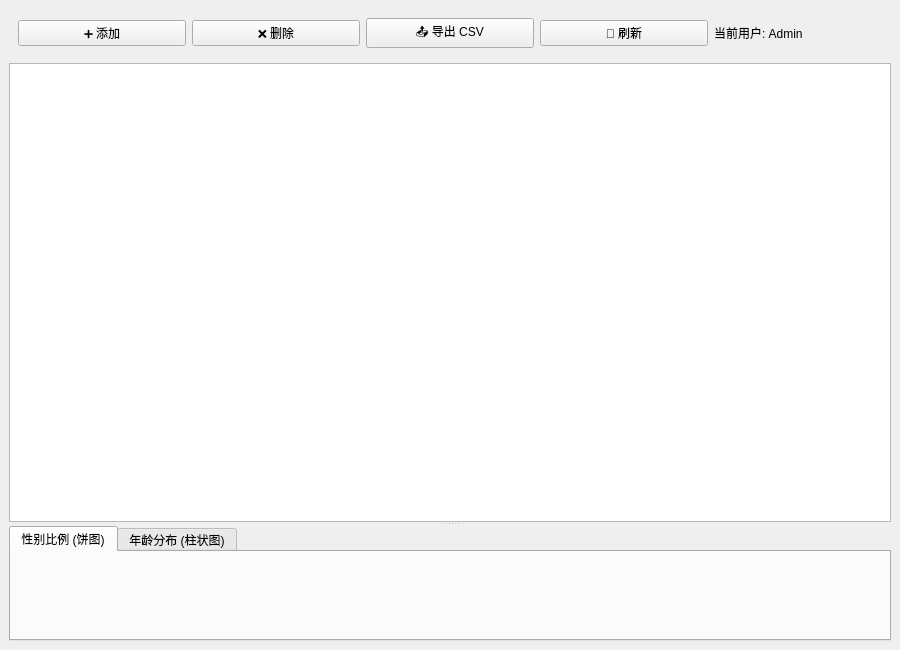
Old version of the form MainWindow.ui in the repository Worthfrewords/QtProject.
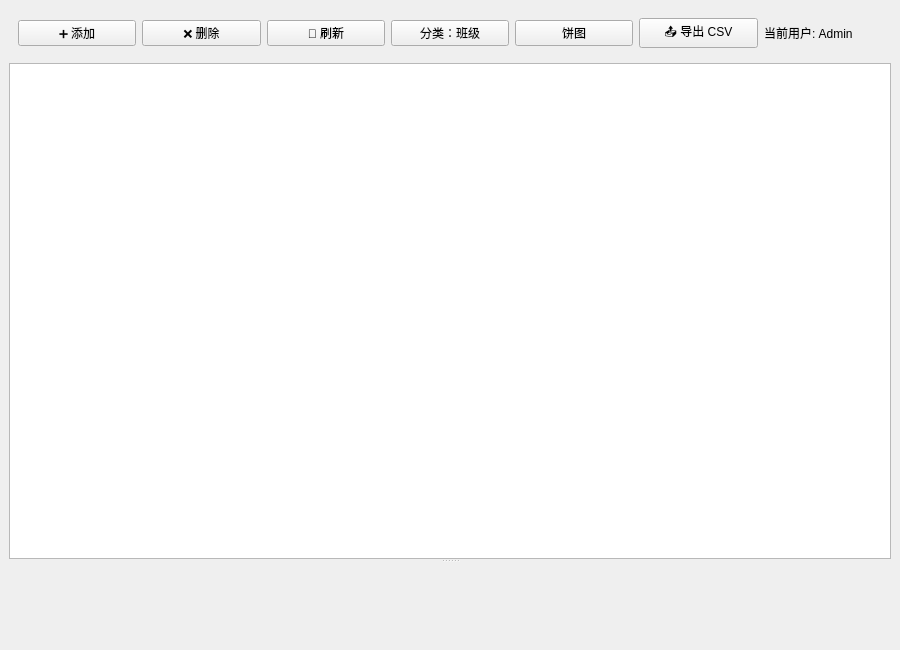
New version of the form. Custom widgets are drawn as their Qt base class.

```diff
--- a/MainWindow.ui
+++ b/MainWindow.ui
@@ -32,13 +32,6 @@
          </property>
         </widget>
        </item>
-       <item>
-        <widget class="QPushButton" name="btnExport">
-         <property name="text">
-          <string>📤 导出 CSV</string>
-         </property>
-        </widget>
-       </item>
        <item>
         <widget class="QPushButton" name="btnRefresh">
          <property name="text">
@@ -46,6 +39,27 @@
          </property>
         </widget>
        </item>
+       <item>
+        <widget class="QPushButton" name="btnCategory">
+         <property name="text">
+          <string>分类：班级</string>
+         </property>
+        </widget>
+       </item>
+       <item>
+        <widget class="QPushButton" name="btnChartType">
+         <property name="text">
+          <string>饼图</string>
+         </property>
+        </widget>
+       </item>
+       <item>
+        <widget class="QPushButton" name="btnExport">
+         <property name="text">
+          <string>📤 导出 CSV</string>
+         </property>
+        </widget>
+       </item>
        <item>
         <widget class="QLabel" name="lblUserInfo">
          <property name="text">
@@ -62,31 +76,7 @@
        <enum>Qt::Orientation::Vertical</enum>
       </property>
       <widget class="QTableView" name="tableView"/>
-      <widget class="QTabWidget" name="tabWidget">
-       <property name="currentIndex">
-        <number>0</number>
-       </property>
-       <widget class="QWidget" name="tabGender">
-        <attribute name="title">
-         <string>性别比例 (饼图)</string>
-        </attribute>
-        <layout class="QVBoxLayout" name="verticalLayout_2">
-         <item>
-          <widget class="QChartView" name="genderChartView" native="true"/>
-         </item>
-        </layout>
-       </widget>
-       <widget class="QWidget" name="tabAge">
-        <attribute name="title">
-         <string>年龄分布 (柱状图)</string>
-        </attribute>
-        <layout class="QVBoxLayout" name="verticalLayout_3">
-         <item>
-          <widget class="QChartView" name="ageChartView" native="true"/>
-         </item>
-        </layout>
-       </widget>
-      </widget>
+      <widget class="QChartView" name="chartView" native="true"/>
      </widget>
     </item>
    </layout>
```
